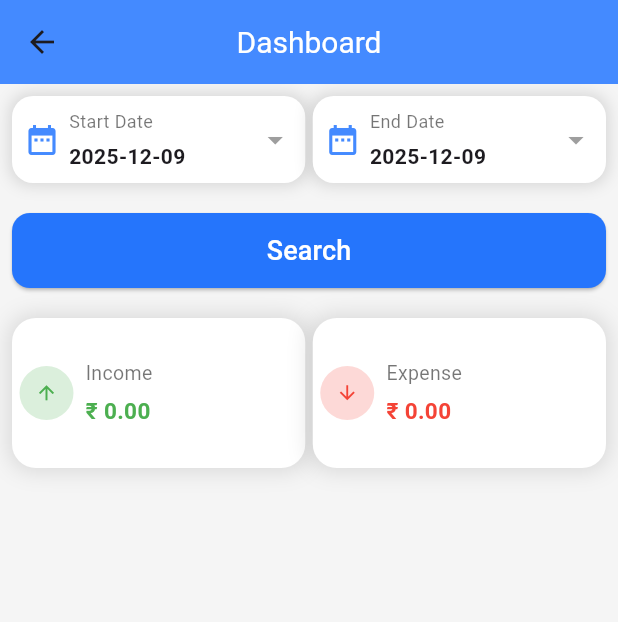
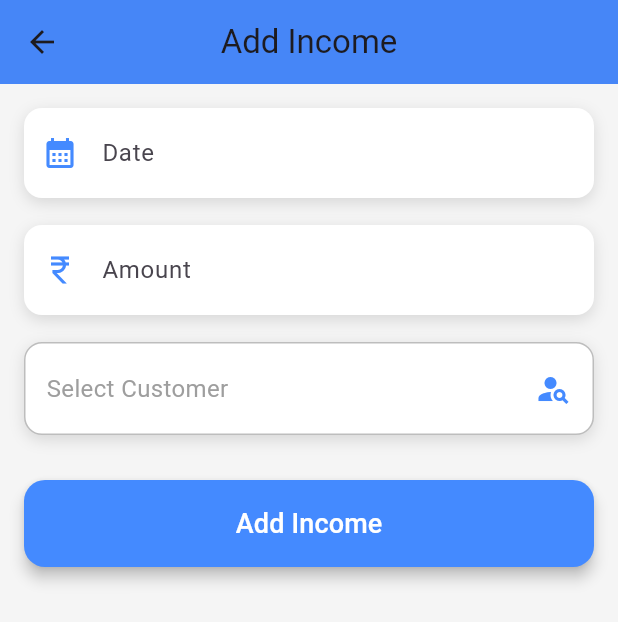
Before and after one commit to antonykj623/klj_staff, a Flutter app: the HomeScreen screen opened directly, after a tap on "Income", on a phone screen of 412 x 824 dp. Shown: the top 622 px of the screen. Run offline on Flutter 3.47's test engine with Material 3 defaults, Android fonts, the phone set to English and light mode, and no system bars; our stand-ins replace bloc, flutter_bloc, qr_flutter, shared_preferences; missing offline and left inert: mobile_scanner; accounts and stored records are empty; network calls fail.

Commit message:
commited by antony

```diff
--- /dev/null
+++ b/lib/widgets/addIncome.dart
@@ -0,0 +1,242 @@
+import 'package:flutter/material.dart';
+import 'package:intl/intl.dart';
+
+class AddIncomeScreen extends StatefulWidget {
+  @override
+  _AddIncomeScreenState createState() => _AddIncomeScreenState();
+}
+
+class _AddIncomeScreenState extends State<AddIncomeScreen> {
+  final TextEditingController dateCtrl = TextEditingController();
+  final TextEditingController amountCtrl = TextEditingController();
+  final TextEditingController customerCtrl = TextEditingController();
+
+  DateTime? selectedDate;
+
+  Future<void> pickDate() async {
+    final picked = await showDatePicker(
+      context: context,
+      initialDate: DateTime.now(),
+      firstDate: DateTime(2000),
+      lastDate: DateTime(2100),
+      builder: (context, child) {
+        return Theme(
+          data: Theme.of(context).copyWith(
+            colorScheme: ColorScheme.light(
+              primary: Colors.blueAccent,
+              onPrimary: Colors.white,
+              onSurface: Colors.black,
+            ),
+          ),
+          child: child!,
+        );
+      },
+    );
+
+    if (picked != null) {
+      setState(() {
+        selectedDate = picked;
+        dateCtrl.text = DateFormat("dd/MM/yyyy").format(picked);
+      });
+    }
+  }
+
+  @override
+  Widget build(BuildContext context) {
+    return Scaffold(
+      backgroundColor: Color(0xfff5f5f5),
+      appBar: AppBar(
+        title: Text("Add Income"),
+        centerTitle: true,
+        elevation: 2,
+        backgroundColor: Colors.blueAccent,
+      ),
+      body: SingleChildScrollView(
+        padding: const EdgeInsets.all(16),
+        child: Column(
+          children: [
+
+            // ---- DATE FIELD ----
+            buildStyledField(
+              label: "Date",
+              controller: dateCtrl,
+              icon: Icons.calendar_month,
+              readOnly: true,
+              onTap: pickDate,
+            ),
+            SizedBox(height: 18),
+
+            // ---- AMOUNT FIELD ----
+            buildStyledField(
+              label: "Amount",
+              controller: amountCtrl,
+              icon: Icons.currency_rupee,
+              keyboard: TextInputType.number,
+            ),
+            SizedBox(height: 18),
+
+            // ---- SELECT CUSTOMER BUTTON ----
+            GestureDetector(
+              onTap: () => showCustomerSelectionDialog(context),
+              child: Container(
+                padding: EdgeInsets.symmetric(horizontal: 14, vertical: 18),
+                decoration: BoxDecoration(
+                  color: Colors.white,
+                  borderRadius: BorderRadius.circular(12),
+                  border: Border.all(color: Colors.grey.shade400),
+                  boxShadow: [
+                    BoxShadow(
+                      color: Colors.black12,
+                      blurRadius: 8,
+                      offset: Offset(0, 3),
+                    )
+                  ],
+                ),
+                child: Row(
+                  mainAxisAlignment: MainAxisAlignment.spaceBetween,
+                  children: [
+                    Text(
+                      customerCtrl.text.isEmpty
+                          ? "Select Customer"
+                          : customerCtrl.text,
+                      style: TextStyle(
+                        fontSize: 16,
+                        color: customerCtrl.text.isEmpty
+                            ? Colors.grey
+                            : Colors.black87,
+                      ),
+                    ),
+                    Icon(Icons.person_search, color: Colors.blueAccent),
+                  ],
+                ),
+              ),
+            ),
+
+            SizedBox(height: 30),
+
+            // ---- ADD BUTTON ----
+            SizedBox(
+              width: double.infinity,
+              child: ElevatedButton(
+                style: ElevatedButton.styleFrom(
+                  elevation: 4,
+                  shape: RoundedRectangleBorder(
+                      borderRadius: BorderRadius.circular(14)),
+                  padding: EdgeInsets.symmetric(vertical: 16),
+                  backgroundColor: Colors.blueAccent,
+                ),
+                onPressed: () {
+                  // TODO: Add income logic here
+                },
+                child: Text(
+                  "Add Income",
+                  style: TextStyle(fontSize: 18, color: Colors.white),
+                ),
+              ),
+            ),
+          ],
+        ),
+      ),
+    );
+  }
+
+  // -----------------------------------------------------
+  // BEAUTIFUL STYLED TEXTFIELD WIDGET
+  // -----------------------------------------------------
+  Widget buildStyledField({
+    required String label,
+    required TextEditingController controller,
+    required IconData icon,
+    bool readOnly = false,
+    TextInputType keyboard = TextInputType.text,
+    VoidCallback? onTap,
+  }) {
+    return Container(
+      decoration: BoxDecoration(
+        color: Colors.white,
+        borderRadius: BorderRadius.circular(12),
+        boxShadow: [
+          BoxShadow(
+            color: Colors.black12,
+            blurRadius: 8,
+            offset: Offset(0, 3),
+          )
+        ],
+      ),
+      child: TextField(
+        controller: controller,
+        readOnly: readOnly,
+        keyboardType: keyboard,
+        onTap: onTap,
+        decoration: InputDecoration(
+          labelText: label,
+          prefixIcon: Icon(icon, color: Colors.blueAccent),
+          border: OutlineInputBorder(borderSide: BorderSide.none),
+          contentPadding: EdgeInsets.symmetric(vertical: 18, horizontal: 16),
+        ),
+      ),
+    );
+  }
+
+  // -----------------------------------------------------
+  // STYLED DIALOG FOR CUSTOMER SELECTION
+  // -----------------------------------------------------
+  void showCustomerSelectionDialog(BuildContext context) {
+    showDialog(
+      context: context,
+      builder: (context) {
+        return Dialog(
+          shape:
+          RoundedRectangleBorder(borderRadius: BorderRadius.circular(16)),
+          child: Padding(
+            padding: EdgeInsets.all(18),
+            child: Column(
+              mainAxisSize: MainAxisSize.min,
+              children: [
+                Text(
+                  "Select Customer",
+                  style: TextStyle(
+                      fontSize: 18,
+                      fontWeight: FontWeight.bold,
+                      color: Colors.blueAccent),
+                ),
+                SizedBox(height: 20),
+
+                // Buttons
+                ElevatedButton.icon(
+                  icon: Icon(Icons.phone_android),
+                  style: dialogBtnStyle(),
+                  onPressed: () {
+                    Navigator.pop(context);
+                    // TODO: Search by mobile
+                  },
+                  label: Text("Search by Mobile"),
+                ),
+                SizedBox(height: 10),
+
+                ElevatedButton.icon(
+                  icon: Icon(Icons.qr_code_scanner),
+                  style: dialogBtnStyle(),
+                  onPressed: () {
+                    Navigator.pop(context);
+                    // TODO: Search by QR
+                  },
+                  label: Text("Search by QR"),
+                ),
+              ],
+            ),
+          ),
+        );
+      },
+    );
+  }
+
+  ButtonStyle dialogBtnStyle() {
+    return ElevatedButton.styleFrom(
+      backgroundColor: Colors.blueAccent,
+      foregroundColor: Colors.white,
+      shape: RoundedRectangleBorder(borderRadius: BorderRadius.circular(12)),
+      padding: EdgeInsets.symmetric(vertical: 14, horizontal: 20),
+    );
+  }
+}
--- a/lib/widgets/home.dart
+++ b/lib/widgets/home.dart
@@ -8,6 +8,7 @@ import 'package:kljcafe_employee/domain/dashboard_entity.dart';
 import 'package:kljcafe_employee/domain/expense_data_entity.dart';
 import 'package:kljcafe_employee/domain/income_data_entity.dart';
 import 'package:kljcafe_employee/widgets/addExpense.dart';
+import 'package:kljcafe_employee/widgets/addIncome.dart';
 
 import '../utils/apputils.dart';
 
@@ -186,10 +187,10 @@ class _HomeScreenState extends State<HomeScreen> {
 
           onTap: (){
 
-            // Navigator.push(
-            //   context,
-            //   MaterialPageRoute(builder: (context) => AddExpenseScreen()),
-            // );
+            Navigator.push(
+              context,
+              MaterialPageRoute(builder: (context) => AddIncomeScreen()),
+            );
 
 
           },
--- a/pubspec.yaml
+++ b/pubspec.yaml
@@ -50,6 +50,7 @@ dev_dependencies:
   intl: ^0.19.0
   shared_preferences: ^2.5.3
   qr_flutter: ^4.1.0
+  mobile_scanner: ^7.1.3
 
 # For information on the generic Dart part of this file, see the
 # following page: https://dart.dev/tools/pub/pubspec
```
Also changed, not shown: lib/widgets/qrcodescanner.dart (added, +88 -0 lines), pubspec.lock, 1 other file.
